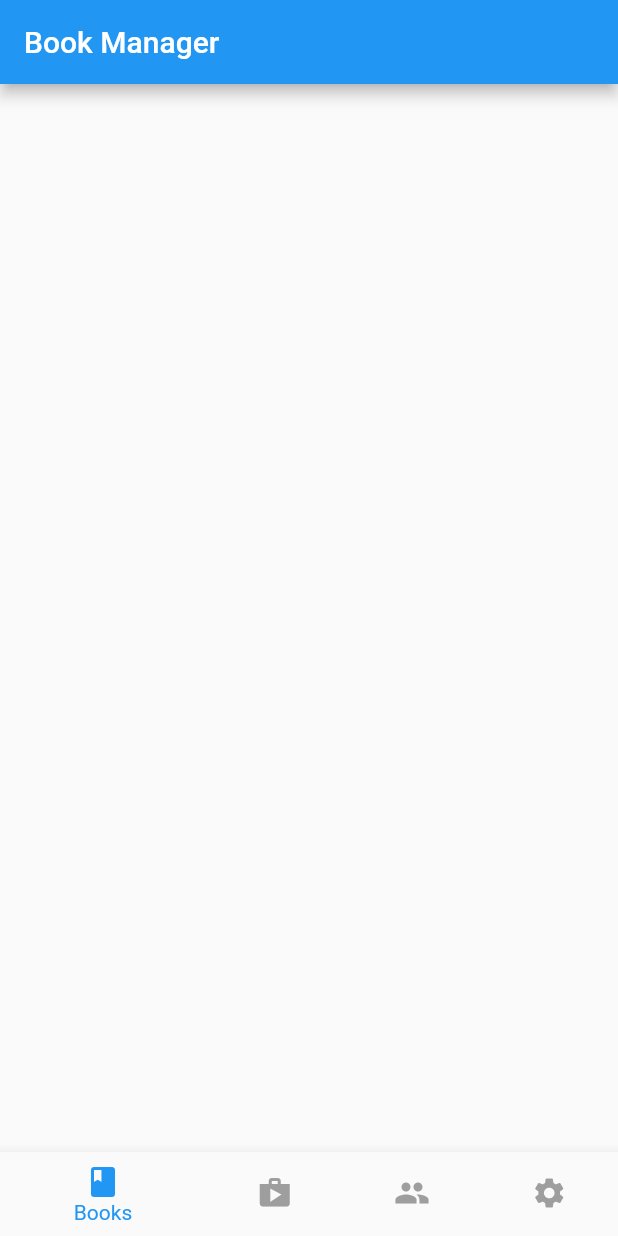
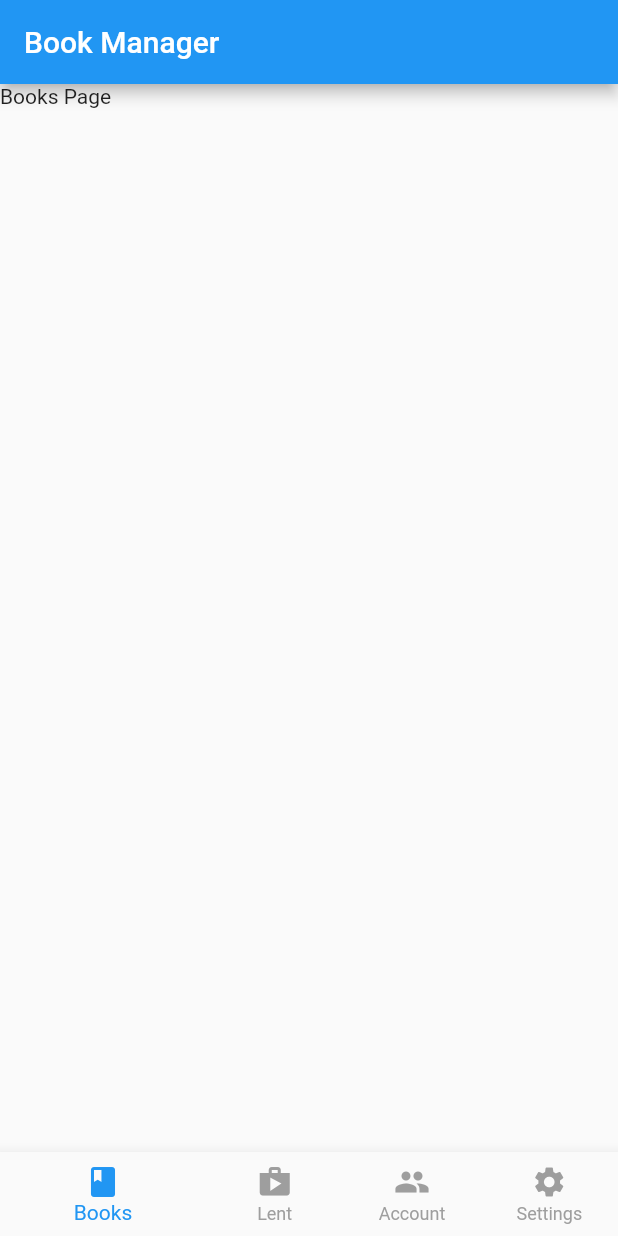
Before and after one commit to Raonshi/book-manage-client, a Flutter app: the screen it shows after launch, on a phone screen of 412 x 824 dp. Run offline on Flutter 3.47's test engine with Material 2 defaults, Android fonts, the phone set to English and light mode, and no system bars; our stand-ins replace get.

Commit message:
implements page structure

```diff
--- /dev/null
+++ b/lib/books/books_page.dart
@@ -0,0 +1,12 @@
+import 'package:flutter/material.dart';
+
+class BooksPage extends StatelessWidget {
+  const BooksPage({Key? key}) : super(key: key);
+
+  @override
+  Widget build(BuildContext context) {
+    return Container(
+      child: Text('Books Page'),
+    );
+  }
+}
--- a/lib/home/home_ctrl.dart
+++ b/lib/home/home_ctrl.dart
@@ -1,3 +1,7 @@
 import 'package:get/get.dart';
 
-class HomeCtrl extends GetxController {}
+class HomeCtrl extends GetxController {
+  final _currentButtonIndex = 0.obs;
+  get currentButtonIndex => _currentButtonIndex.value;
+  set currentButtonIndex(val) => _currentButtonIndex.value = val;
+}
--- a/lib/home/home_page.dart
+++ b/lib/home/home_page.dart
@@ -1,4 +1,8 @@
+import 'package:book_manager/account/account_page.dart';
+import 'package:book_manager/books/books_page.dart';
 import 'package:book_manager/home/home_ctrl.dart';
+import 'package:book_manager/lent/lent_page.dart';
+import 'package:book_manager/settings/settings.dart';
 import 'package:flutter/material.dart';
 import 'package:get/get.dart';
 
@@ -6,20 +10,32 @@ class HomePage extends StatelessWidget {
   HomePage({Key? key}) : super(key: key);
 
   final controller = Get.put(HomeCtrl());
+  PageController pageController = PageController(initialPage: 0);
 
   @override
   Widget build(BuildContext context) {
     return Scaffold(
       appBar: AppBar(title: const Text('Book Manager')),
       body: PageView(
-        physics: NeverScrollableScrollPhysics(),
-        children: <Widget>[],
+        physics: const NeverScrollableScrollPhysics(),
+        controller: pageController,
+        children: <Widget>[
+          BooksPage(),
+          LentPage(),
+          AccountPage(),
+          SettingsPage(),
+        ],
       ),
-      bottomNavigationBar: BottomNavigationBar(
+      bottomNavigationBar: Obx(
+        () => BottomNavigationBar(
           unselectedItemColor: Colors.grey,
           selectedItemColor: Colors.blue,
-        currentIndex: 0,
-        onTap: (index) {},
+          showUnselectedLabels: true,
+          currentIndex: controller.currentButtonIndex,
+          onTap: (index) {
+            controller.currentButtonIndex = index;
+            pageController.jumpToPage(index);
+          },
           items: const <BottomNavigationBarItem>[
             BottomNavigationBarItem(
               icon: Icon(Icons.book),
@@ -39,6 +55,7 @@ class HomePage extends StatelessWidget {
             ),
           ],
         ),
+      ),
     );
   }
 }
--- a/pubspec.yaml
+++ b/pubspec.yaml
@@ -35,6 +35,7 @@ dependencies:
   # Use with the CupertinoIcons class for iOS style icons.
   cupertino_icons: ^1.0.2
   get: ^4.6.1
+  logger: ^1.1.0
 
 dev_dependencies:
   flutter_test:
```
Also changed, not shown: lib/account/account_page.dart (added, +12 -0 lines), lib/lent/lent_page.dart (added, +12 -0 lines), lib/settings/settings.dart (added, +12 -0 lines), pubspec.lock. Lines whose indentation alone changed are shown as unchanged.
